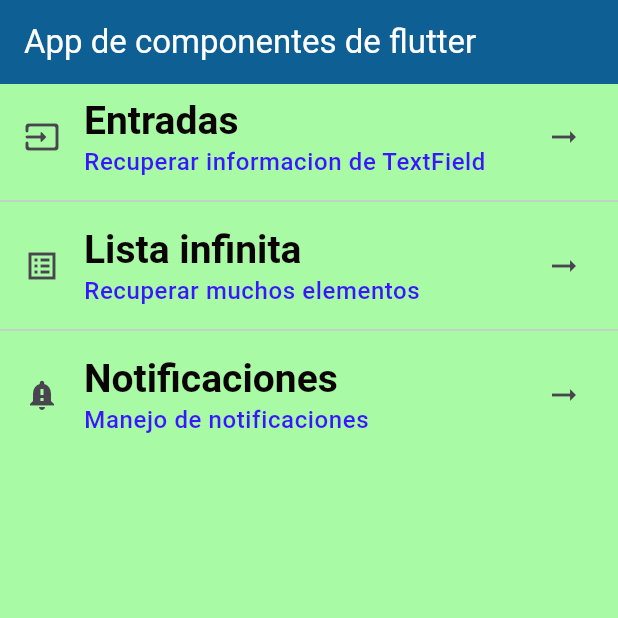
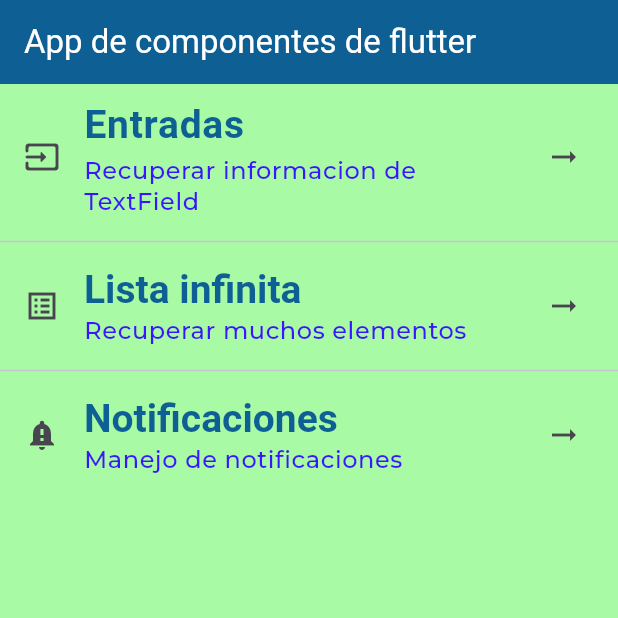
Before and after one commit to MiguelAngel0401/componenetes_flutter5a, a Flutter app: the screen it shows after launch, on a phone screen of 412 x 824 dp, the top half of it. Run offline on Flutter 3.47's test engine with Material 3 defaults, Android fonts, the phone set to English and light mode, and no system bars; our stand-ins replace google_fonts; Roboto replaces fonts that are missing (Acme).

Commit message:
Refactorizing and creation of AppTheme Class

```diff
--- a/lib/main_app.dart
+++ b/lib/main_app.dart
@@ -1,5 +1,6 @@
 import 'package:flutter/material.dart';
-import 'home_screen.dart';
+import 'package:practica3_5a/theme/app_theme.dart';
+import 'screens/home_screen.dart';
 
 class MainApp extends StatelessWidget {
   const MainApp({super.key});
@@ -9,23 +10,7 @@
     return MaterialApp(
       debugShowCheckedModeBanner: false,
       home: const HomeScreen(),
-      theme: ThemeData(
-        scaffoldBackgroundColor: const Color.fromARGB(255, 168, 250, 165),
-        appBarTheme: const AppBarTheme(color: Color.fromARGB(255, 14, 95, 148)),
-        textTheme: const TextTheme(
-          headlineLarge: TextStyle(
-            fontFamily: 'sans-serif',
-            fontSize: 26.0,
-            fontWeight: FontWeight.bold,
-            color: Color.fromARGB(255, 10, 4, 4),
-          ),
-          bodySmall: TextStyle(
-            fontSize: 16.0,
-            fontWeight: FontWeight.w500,
-            color: Color.fromARGB(255, 57, 22, 255),
-          ),
-        ),
-      ),
+      theme: AppTheme.lightTheme,
     );
   }
 }
--- a/lib/home_screen.dart
+++ b/lib/screens/home_screen.dart
@@ -1,4 +1,5 @@
 import 'package:flutter/material.dart';
+import 'package:practica3_5a/theme/app_theme.dart';
 
 class HomeScreen extends StatelessWidget {
   const HomeScreen({super.key});
@@ -17,7 +18,8 @@
           ListTile(
             title: Text(
               'Entradas',
-              style: Theme.of(context).textTheme.headlineLarge,
+              style: AppTheme.lightTheme.textTheme.headlineLarge,
+              //style: Theme.of(context).textTheme.headlineLarge,
             ),
             subtitle: Text('Recuperar informacion de TextField',
                 style: Theme.of(context).textTheme.bodySmall),
--- /dev/null
+++ b/lib/theme/app_theme.dart
@@ -0,0 +1,31 @@
+import 'package:flutter/material.dart';
+import 'package:google_fonts/google_fonts.dart';
+
+class AppTheme {
+  //Constante del color primario
+  static const primaryColor = Color.fromARGB(255, 14, 95, 148);
+  //Constante del color secundario
+  static const secondaryColor = Color.fromARGB(255, 57, 22, 255);
+  //Constatnte del color de fondo
+  static const backColor = Color.fromARGB(255, 168, 250, 165);
+
+  //Definicion del tema de color y estilo de la app
+  static final ThemeData lightTheme = ThemeData.light().copyWith(
+      scaffoldBackgroundColor: backColor,
+      appBarTheme: const AppBarTheme(color: primaryColor),
+      textTheme: TextTheme(
+        //Titulos de primer nivel
+        headlineLarge: GoogleFonts.acme(
+          fontSize: 26.0,
+          fontWeight: FontWeight.bold,
+          color: primaryColor,
+        ),
+
+        // Fuente para textos muy pequenos
+        bodySmall: GoogleFonts.montserrat(
+          fontSize: 16.0,
+          fontWeight: FontWeight.w500,
+          color: secondaryColor,
+        ),
+      ));
+}
--- a/pubspec.yaml
+++ b/pubspec.yaml
@@ -9,6 +9,7 @@
 dependencies:
   flutter:
     sdk: flutter
+  google_fonts:
 
 dev_dependencies:
   flutter_test:
```
Also changed, not shown: pubspec.lock.
